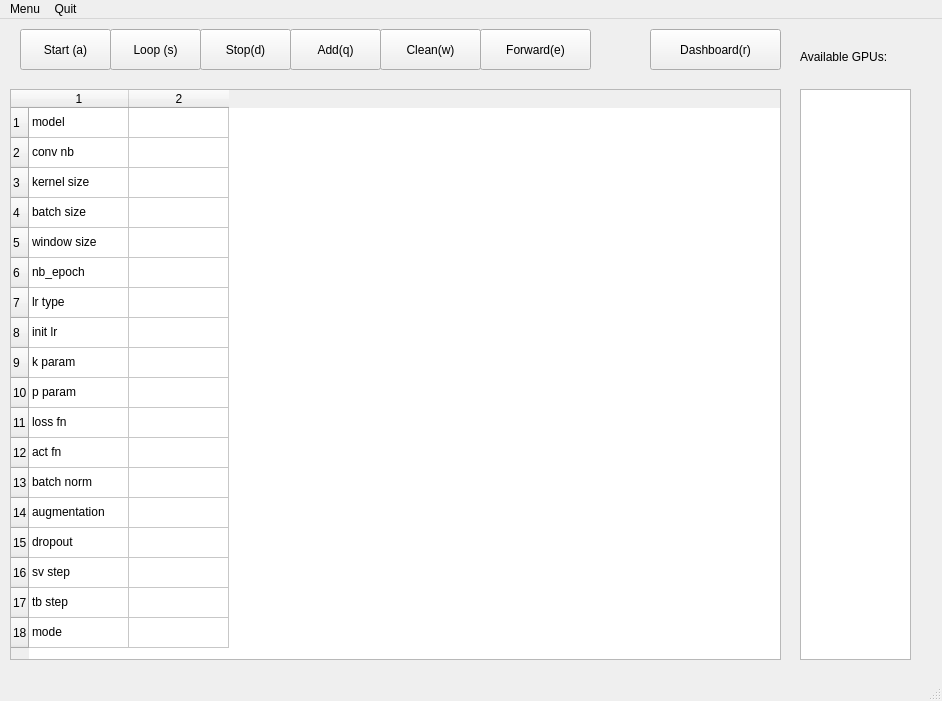
Qt form _taskManager/mainwindow.ui (ZeliangSu/SegmentPy) before a commit.
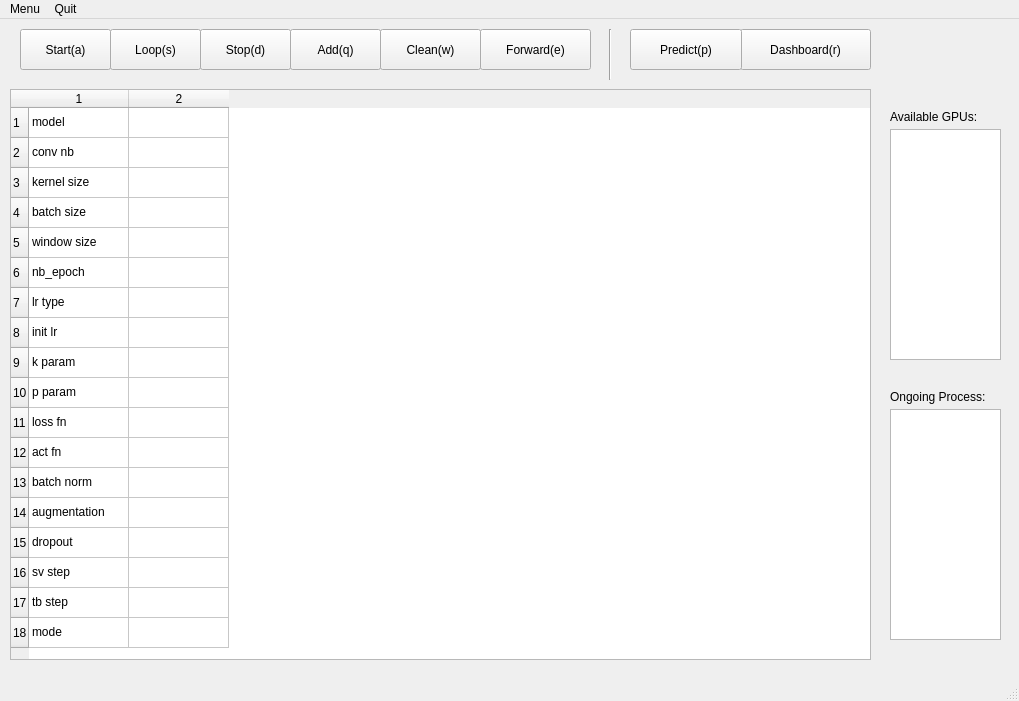
The same form after that commit. Icons and pictures are not drawn.

Commit message: 1.  make argparser in inference.py 2. update predict button 3. update queueManager 4. update proc list gestion 5. add extra comment in main_train.py

```diff
--- a/_taskManager/mainwindow.ui
+++ b/_taskManager/mainwindow.ui
@@ -6,7 +6,7 @@
    <rect>
     <x>0</x>
     <y>0</y>
-    <width>942</width>
+    <width>1019</width>
     <height>701</height>
    </rect>
   </property>
@@ -24,7 +24,7 @@
      </rect>
     </property>
     <property name="text">
-     <string>Start (a)</string>
+     <string>Start(a)</string>
     </property>
     <property name="icon">
      <iconset>
@@ -97,10 +97,10 @@
    <widget class="QListWidget" name="AvailableGPUs">
     <property name="geometry">
      <rect>
-      <x>800</x>
-      <y>70</y>
+      <x>890</x>
+      <y>110</y>
       <width>111</width>
-      <height>571</height>
+      <height>231</height>
      </rect>
     </property>
    </widget>
@@ -109,7 +109,7 @@
      <rect>
       <x>10</x>
       <y>70</y>
-      <width>771</width>
+      <width>861</width>
       <height>571</height>
      </rect>
     </property>
@@ -263,8 +263,8 @@
    <widget class="QLabel" name="label">
     <property name="geometry">
      <rect>
-      <x>800</x>
-      <y>30</y>
+      <x>890</x>
+      <y>90</y>
       <width>101</width>
       <height>16</height>
      </rect>
@@ -283,7 +283,7 @@
      </rect>
     </property>
     <property name="text">
-     <string>Loop (s)</string>
+     <string>Loop(s)</string>
     </property>
     <property name="icon">
      <iconset>
@@ -316,7 +316,7 @@
    <widget class="QPushButton" name="pushButton_7">
     <property name="geometry">
      <rect>
-      <x>650</x>
+      <x>740</x>
       <y>10</y>
       <width>131</width>
       <height>41</height>
@@ -329,17 +329,82 @@
      <iconset>
       <normaloff>002-speedometer.png</normaloff>002-speedometer.png</iconset>
     </property>
+    <property name="iconSize">
+     <size>
+      <width>20</width>
+      <height>20</height>
+     </size>
+    </property>
     <property name="shortcut">
      <string>R</string>
     </property>
    </widget>
+   <widget class="QPushButton" name="predict_button">
+    <property name="geometry">
+     <rect>
+      <x>630</x>
+      <y>10</y>
+      <width>112</width>
+      <height>41</height>
+     </rect>
+    </property>
+    <property name="text">
+     <string>Predict(p)</string>
+    </property>
+    <property name="icon">
+     <iconset>
+      <normaloff>rubik.png</normaloff>rubik.png</iconset>
+    </property>
+    <property name="iconSize">
+     <size>
+      <width>20</width>
+      <height>20</height>
+     </size>
+    </property>
+   </widget>
+   <widget class="Line" name="line">
+    <property name="geometry">
+     <rect>
+      <x>600</x>
+      <y>10</y>
+      <width>20</width>
+      <height>51</height>
+     </rect>
+    </property>
+    <property name="orientation">
+     <enum>Qt::Vertical</enum>
+    </property>
+   </widget>
+   <widget class="QListWidget" name="ongoing_process">
+    <property name="geometry">
+     <rect>
+      <x>890</x>
+      <y>390</y>
+      <width>111</width>
+      <height>231</height>
+     </rect>
+    </property>
+   </widget>
+   <widget class="QLabel" name="label_2">
+    <property name="geometry">
+     <rect>
+      <x>890</x>
+      <y>370</y>
+      <width>111</width>
+      <height>16</height>
+     </rect>
+    </property>
+    <property name="text">
+     <string>Ongoing Process:</string>
+    </property>
+   </widget>
   </widget>
   <widget class="QMenuBar" name="menubar">
    <property name="geometry">
     <rect>
      <x>0</x>
      <y>0</y>
-     <width>942</width>
+     <width>1019</width>
      <height>22</height>
     </rect>
    </property>
```
Left out of the diff: 14 changed lines with no effect on the pictures. The commit also changes 20 other files.
